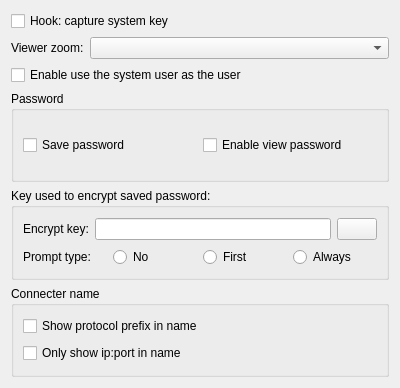
Before: the Qt Designer form Client/FrmParameterClient.ui in KangLin/RabbitRemoteControl, drawn with Qt 5.
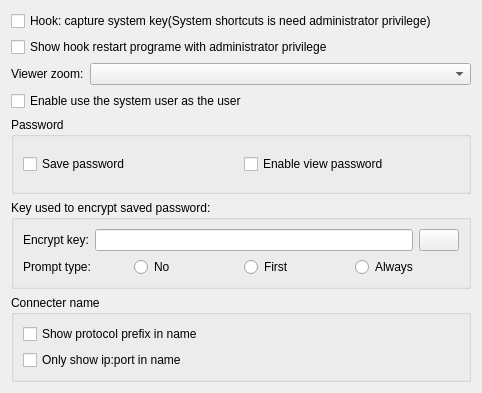
After: the same form once the commit is applied. Icons and pictures are not drawn.

Commit message: Client: modify hook

What changed in the file:
```diff
--- a/Client/FrmParameterClient.ui
+++ b/Client/FrmParameterClient.ui
@@ -6,8 +6,8 @@
    <rect>
     <x>0</x>
     <y>0</y>
-    <width>400</width>
-    <height>388</height>
+    <width>482</width>
+    <height>393</height>
    </rect>
   </property>
   <property name="windowTitle">
@@ -17,72 +17,34 @@
    <item row="0" column="0">
     <widget class="QCheckBox" name="cbHookKeyboard">
      <property name="text">
-      <string>Hook: capture system key</string>
+      <string>Hook: capture system key(System shortcuts is need administrator privilege)</string>
      </property>
     </widget>
    </item>
-   <item row="1" column="0">
-    <layout class="QHBoxLayout" name="horizontalLayout">
-     <item>
-      <widget class="QLabel" name="label">
-       <property name="sizePolicy">
-        <sizepolicy hsizetype="Preferred" vsizetype="Preferred">
-         <horstretch>0</horstretch>
-         <verstretch>0</verstretch>
-        </sizepolicy>
-       </property>
-       <property name="text">
-        <string>Viewer zoom:</string>
-       </property>
-      </widget>
-     </item>
-     <item>
-      <widget class="QComboBox" name="cbViewZoom">
-       <property name="sizePolicy">
-        <sizepolicy hsizetype="Expanding" vsizetype="Fixed">
-         <horstretch>0</horstretch>
-         <verstretch>0</verstretch>
-        </sizepolicy>
-       </property>
-      </widget>
-     </item>
-    </layout>
-   </item>
-   <item row="2" column="0">
-    <widget class="QCheckBox" name="cbEnableUserName">
-     <property name="text">
-      <string>Enable use the system user as the user</string>
-     </property>
-    </widget>
-   </item>
-   <item row="3" column="0">
-    <widget class="QGroupBox" name="groupBox">
+   <item row="6" column="0">
+    <widget class="QGroupBox" name="groupBox_2">
      <property name="title">
-      <string>Password</string>
+      <string>Connecter name</string>
      </property>
-     <layout class="QGridLayout" name="gridLayout_3">
+     <layout class="QGridLayout" name="gridLayout_4">
       <item row="0" column="0">
-       <layout class="QHBoxLayout" name="horizontalLayout_5">
-        <item>
-         <widget class="QCheckBox" name="cbSavePassword">
-          <property name="text">
-           <string>Save password</string>
-          </property>
-         </widget>
-        </item>
-        <item>
-         <widget class="QCheckBox" name="cbEnableViewPassword">
-          <property name="text">
-           <string>Enable view password</string>
-          </property>
-         </widget>
-        </item>
-       </layout>
+       <widget class="QCheckBox" name="cbShowPrefix">
+        <property name="text">
+         <string>Show protocol prefix in name</string>
+        </property>
+       </widget>
+      </item>
+      <item row="1" column="0">
+       <widget class="QCheckBox" name="cbShowIPPort">
+        <property name="text">
+         <string>Only show ip:port in name</string>
+        </property>
+       </widget>
       </item>
      </layout>
     </widget>
    </item>
-   <item row="4" column="0">
+   <item row="5" column="0">
     <widget class="QGroupBox" name="groupBox_3">
      <property name="title">
       <string>Key used to encrypt saved password:</string>
@@ -178,29 +140,74 @@
      </layout>
     </widget>
    </item>
-   <item row="5" column="0">
-    <widget class="QGroupBox" name="groupBox_2">
+   <item row="2" column="0">
+    <layout class="QHBoxLayout" name="horizontalLayout">
+     <item>
+      <widget class="QLabel" name="label">
+       <property name="sizePolicy">
+        <sizepolicy hsizetype="Preferred" vsizetype="Preferred">
+         <horstretch>0</horstretch>
+         <verstretch>0</verstretch>
+        </sizepolicy>
+       </property>
+       <property name="text">
+        <string>Viewer zoom:</string>
+       </property>
+      </widget>
+     </item>
+     <item>
+      <widget class="QComboBox" name="cbViewZoom">
+       <property name="sizePolicy">
+        <sizepolicy hsizetype="Expanding" vsizetype="Fixed">
+         <horstretch>0</horstretch>
+         <verstretch>0</verstretch>
+        </sizepolicy>
+       </property>
+      </widget>
+     </item>
+    </layout>
+   </item>
+   <item row="3" column="0">
+    <widget class="QCheckBox" name="cbEnableUserName">
+     <property name="text">
+      <string>Enable use the system user as the user</string>
+     </property>
+    </widget>
+   </item>
+   <item row="4" column="0">
+    <widget class="QGroupBox" name="groupBox">
      <property name="title">
-      <string>Connecter name</string>
+      <string>Password</string>
      </property>
-     <layout class="QGridLayout" name="gridLayout_4">
+     <layout class="QGridLayout" name="gridLayout_3">
       <item row="0" column="0">
-       <widget class="QCheckBox" name="cbShowPrefix">
-        <property name="text">
-         <string>Show protocol prefix in name</string>
-        </property>
-       </widget>
-      </item>
-      <item row="1" column="0">
-       <widget class="QCheckBox" name="cbShowIPPort">
-        <property name="text">
-         <string>Only show ip:port in name</string>
-        </property>
-       </widget>
+       <layout class="QHBoxLayout" name="horizontalLayout_5">
+        <item>
+         <widget class="QCheckBox" name="cbSavePassword">
+          <property name="text">
+           <string>Save password</string>
+          </property>
+         </widget>
+        </item>
+        <item>
+         <widget class="QCheckBox" name="cbEnableViewPassword">
+          <property name="text">
+           <string>Enable view password</string>
+          </property>
+         </widget>
+        </item>
+       </layout>
       </item>
      </layout>
     </widget>
    </item>
+   <item row="1" column="0">
+    <widget class="QCheckBox" name="cbShowHookAdminPrivilege">
+     <property name="text">
+      <string>Show hook restart programe with administrator privilege</string>
+     </property>
+    </widget>
+   </item>
   </layout>
  </widget>
  <tabstops>
```
Left out of the diff: 2 changed lines with no effect on the pictures. The commit also changes 152 other files.
